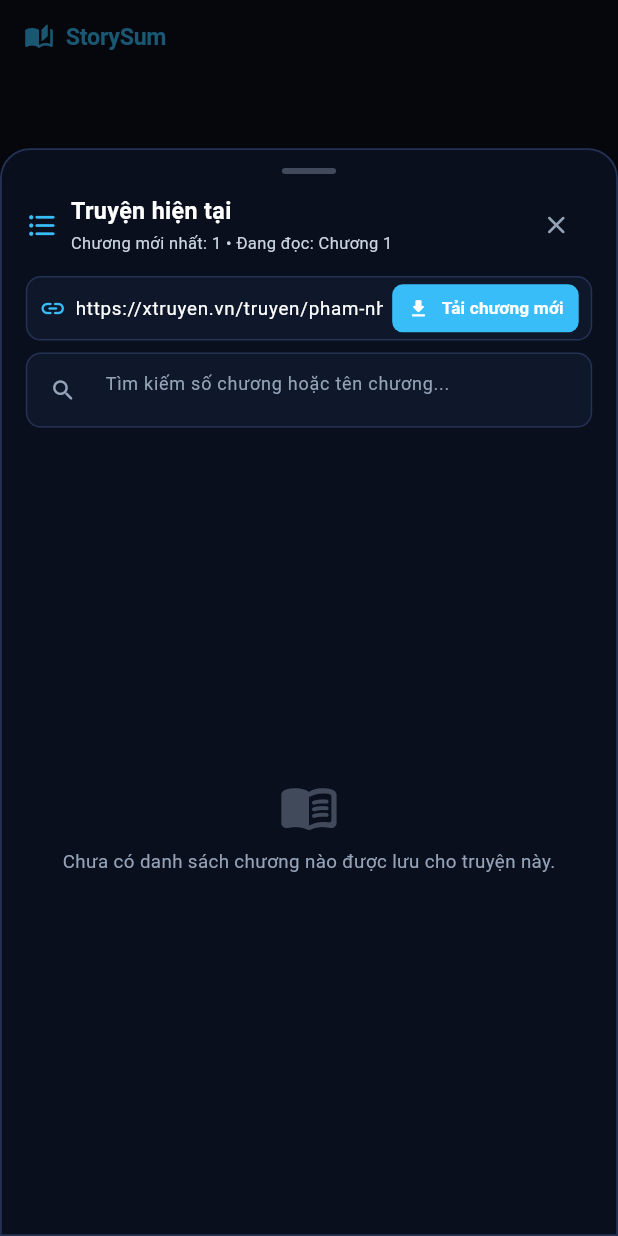
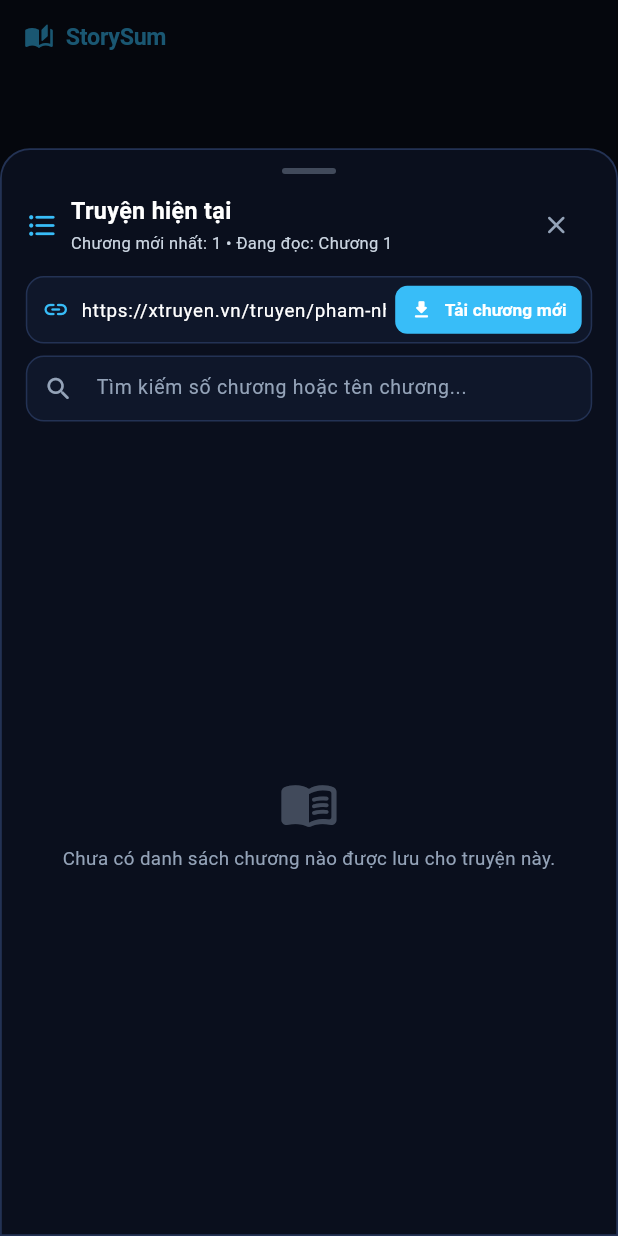
Before and after one commit to kandinz/StorySum, a Flutter app: the screen it shows after launch, item 2 of the bottom bar chosen, after a tap on the "format list bulleted" icon, on a phone screen of 412 x 824 dp. Run offline on Flutter 3.47's test engine with Material 3 defaults, Android fonts, the phone set to English and light mode, and no system bars; our stand-ins replace audio_service, file_picker, google_fonts, just_audio, permission_handler and 3 more; missing offline and left inert: dart:ffi, sherpa_onnx; accounts and stored records are empty.

Commit message:
fix(summary): fix error message on failed keys, auto open summary tab in settings, and polish search UI

```diff
--- a/lib/services/summary_service.dart
+++ b/lib/services/summary_service.dart
@@ -37,7 +37,7 @@ class SummaryService {
     }
 
     if (keys.isEmpty) {
-      throw Exception('Chưa có API Key cho $pName. Vui lòng thêm Key trong Cài đặt > Cấu hình AI.');
+      throw Exception('Chưa có API Key cho $pName. Vui lòng thêm Key trong Cài đặt > Dịch & Tóm tắt.');
     }
 
     String lastError = '';
@@ -67,7 +67,7 @@ class SummaryService {
           processingTimeMs: stopwatch.elapsedMilliseconds,
         );
       } catch (e) {
-        lastError = e.toString();
+        lastError = e.toString().replaceFirst(RegExp(r'^Exception:\s*'), '');
         print('Lỗi $pName API với key ...${currentKey.length > 6 ? currentKey.substring(currentKey.length - 4) : ""}: $e');
         onKeyFailed?.call(currentKey);
         // Tiếp tục thử key kế tiếp trong danh sách
@@ -75,7 +75,7 @@ class SummaryService {
     }
 
     stopwatch.stop();
-    throw Exception('Tất cả API Key $pName đều bị lỗi hoặc hết hạn mức/quota: $lastError');
+    throw Exception('Tất cả API Key $pName (${keys.length} key) đều bị lỗi hoặc hết hạn mức/quota: $lastError');
   }
 
   /// Gọi API Dịch nội dung chương sang tiếng Việt với cơ chế tự động xoay vòng Key
--- a/lib/views/widgets/chapter_list_modal.dart
+++ b/lib/views/widgets/chapter_list_modal.dart
@@ -261,22 +261,25 @@ class _ChapterListModalState extends State<ChapterListModal> {
           Container(
             decoration: BoxDecoration(
               color: colors.cardBackground,
-              borderRadius: BorderRadius.circular(10),
+              borderRadius: BorderRadius.circular(12),
               border: Border.all(color: colors.border),
             ),
-            padding: const EdgeInsets.symmetric(horizontal: 8, vertical: 3),
+            padding: const EdgeInsets.fromLTRB(10, 4, 6, 4),
             child: Row(
               children: [
                 Icon(Icons.link_rounded, size: 18, color: colors.primary),
-                const SizedBox(width: 6),
+                const SizedBox(width: 8),
                 Expanded(
                   child: TextField(
                     controller: _urlController,
+                    textAlignVertical: TextAlignVertical.center,
                     style: TextStyle(fontSize: 12.5, color: colors.textPrimary),
                     decoration: InputDecoration(
-                      hintText: 'Nhập link truyện để tải chương còn thiếu...',
-                      hintStyle: TextStyle(color: colors.textMuted, fontSize: 11.5),
+                      hintText: 'Dán link truyện để tải thêm chương...',
+                      hintStyle: TextStyle(color: colors.textMuted, fontSize: 12),
                       border: InputBorder.none,
+                      enabledBorder: InputBorder.none,
+                      focusedBorder: InputBorder.none,
                       isDense: true,
                       contentPadding: const EdgeInsets.symmetric(vertical: 8),
                     ),
@@ -290,7 +293,7 @@ class _ChapterListModalState extends State<ChapterListModal> {
                       backgroundColor: isCrawlingThisStory ? Colors.redAccent : colors.primary,
                       foregroundColor: Colors.white,
                       elevation: 0,
-                      shape: RoundedRectangleBorder(borderRadius: BorderRadius.circular(7)),
+                      shape: RoundedRectangleBorder(borderRadius: BorderRadius.circular(8)),
                       padding: const EdgeInsets.symmetric(horizontal: 10),
                     ),
                     icon: Icon(
@@ -344,30 +347,42 @@ class _ChapterListModalState extends State<ChapterListModal> {
 
           // Ô tìm kiếm chương
           Container(
+            height: 44,
             decoration: BoxDecoration(
               color: colors.cardBackground,
-              borderRadius: BorderRadius.circular(10),
+              borderRadius: BorderRadius.circular(12),
               border: Border.all(color: colors.border),
             ),
             child: TextField(
               controller: _searchController,
-              style: TextStyle(fontSize: 13, color: colors.textPrimary),
+              textAlignVertical: TextAlignVertical.center,
+              style: TextStyle(fontSize: 13.5, color: colors.textPrimary),
               decoration: InputDecoration(
+                isDense: true,
                 hintText: 'Tìm kiếm số chương hoặc tên chương...',
-                hintStyle: TextStyle(color: colors.textMuted, fontSize: 12),
-                prefixIcon: Icon(Icons.search_rounded, size: 18, color: colors.textMuted),
+                hintStyle: TextStyle(color: colors.textMuted, fontSize: 13),
+                prefixIcon: Icon(
+                  Icons.search_rounded,
+                  size: 20,
+                  color: _searchQuery.isNotEmpty ? colors.primary : colors.textMuted,
+                ),
+                prefixIconConstraints: const BoxConstraints(minWidth: 42, minHeight: 44),
                 suffixIcon: _searchQuery.isNotEmpty
                     ? IconButton(
-                        icon: Icon(Icons.clear_rounded, size: 16, color: colors.textMuted),
+                        icon: Icon(Icons.cancel_rounded, size: 18, color: colors.textMuted),
+                        splashRadius: 18,
+                        constraints: const BoxConstraints(minWidth: 38, minHeight: 44),
+                        padding: EdgeInsets.zero,
                         onPressed: () {
                           _searchController.clear();
                           setState(() => _searchQuery = '');
                         },
                       )
                     : null,
-                contentPadding: const EdgeInsets.symmetric(horizontal: 10, vertical: 10),
+                contentPadding: const EdgeInsets.symmetric(horizontal: 12, vertical: 12),
                 border: InputBorder.none,
-                isDense: true,
+                enabledBorder: InputBorder.none,
+                focusedBorder: InputBorder.none,
               ),
               onChanged: (val) => setState(() => _searchQuery = val),
             ),
--- a/lib/views/widgets/story_search_modal.dart
+++ b/lib/views/widgets/story_search_modal.dart
@@ -683,39 +683,42 @@ class _StorySearchModalState extends State<StorySearchModal> {
         ),
         Divider(color: colors.border, height: 16),
 
-        // Thanh Tìm kiếm theo tên truyện + Nút Tìm kiếm
-        Row(
-          children: [
-            Expanded(
-              child: Container(
-                height: 42,
+        // Thanh Tìm kiếm theo tên truyện
+        Container(
+          height: 44,
           decoration: BoxDecoration(
             color: colors.cardBackground,
-                  borderRadius: BorderRadius.circular(10),
+            borderRadius: BorderRadius.circular(12),
             border: Border.all(color: colors.border),
           ),
           child: TextField(
             controller: _searchController,
             focusNode: _focusNode,
+            textAlignVertical: TextAlignVertical.center,
             style: TextStyle(fontSize: 13.5, color: colors.textPrimary),
             decoration: InputDecoration(
-                    hintText: 'Tìm kiếm theo tên truyện...',
-                    hintStyle: TextStyle(color: colors.textMuted, fontSize: 12.5),
+              isDense: true,
+              hintText: 'Tìm kiếm theo tên truyện, chương...',
+              hintStyle: TextStyle(color: colors.textMuted, fontSize: 13),
               prefixIcon: Icon(
                 Icons.search_rounded,
                 size: 20,
-                      color: colors.textMuted,
+                color: _query.isNotEmpty ? colors.primary : colors.textMuted,
               ),
+              prefixIconConstraints: const BoxConstraints(minWidth: 42, minHeight: 44),
               suffixIcon: _query.isNotEmpty
                   ? IconButton(
-                            icon: Icon(Icons.clear_rounded, size: 18, color: colors.textMuted),
+                      icon: Icon(Icons.cancel_rounded, size: 18, color: colors.textMuted),
+                      splashRadius: 18,
+                      constraints: const BoxConstraints(minWidth: 38, minHeight: 44),
+                      padding: EdgeInsets.zero,
                       onPressed: () {
                         _searchController.clear();
                         setState(() => _query = '');
                       },
                     )
                   : null,
-                    contentPadding: const EdgeInsets.symmetric(horizontal: 10, vertical: 10),
+              contentPadding: const EdgeInsets.symmetric(horizontal: 12, vertical: 12),
               border: InputBorder.none,
               enabledBorder: InputBorder.none,
               focusedBorder: InputBorder.none,
@@ -727,33 +730,6 @@ class _StorySearchModalState extends State<StorySearchModal> {
               FocusScope.of(context).unfocus();
             },
           ),
-              ),
-            ),
-            const SizedBox(width: 8),
-            SizedBox(
-              height: 42,
-              child: ElevatedButton.icon(
-                style: ElevatedButton.styleFrom(
-                  backgroundColor: colors.primary.withValues(alpha: 0.12),
-                  foregroundColor: colors.primary,
-                  elevation: 0,
-                  shape: RoundedRectangleBorder(
-                    borderRadius: BorderRadius.circular(10),
-                    side: BorderSide(color: colors.primary.withValues(alpha: 0.3)),
-                  ),
-                  padding: const EdgeInsets.symmetric(horizontal: 14),
-                ),
-                icon: const Icon(Icons.search_rounded, size: 18),
-                label: const Text(
-                  'Tìm',
-                  style: TextStyle(fontSize: 13, fontWeight: FontWeight.bold),
-                ),
-                onPressed: () {
-                  FocusScope.of(context).unfocus();
-                },
-              ),
-            ),
-          ],
         ),
         const SizedBox(height: 12),
 
--- a/pubspec.yaml
+++ b/pubspec.yaml
@@ -1,7 +1,7 @@
 name: app_story
 description: "StorySum - Story Crawler, AI Summary & TTS Audio Application for Android (Ktool Inspired)"
 publish_to: 'none'
-version: 1.0.51+52
+version: 1.0.52+53
 
 
 
```
Also changed, not shown: lib/providers/app_state_provider.dart (+14 -1 lines), lib/views/home_screen.dart (+6 -6 lines), lib/views/widgets/ktool_settings_modal.dart (+17 -8 lines). Lines whose indentation alone changed are shown as unchanged.
